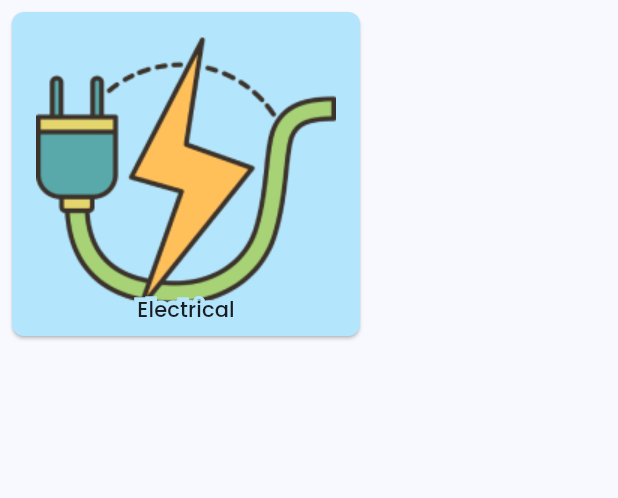
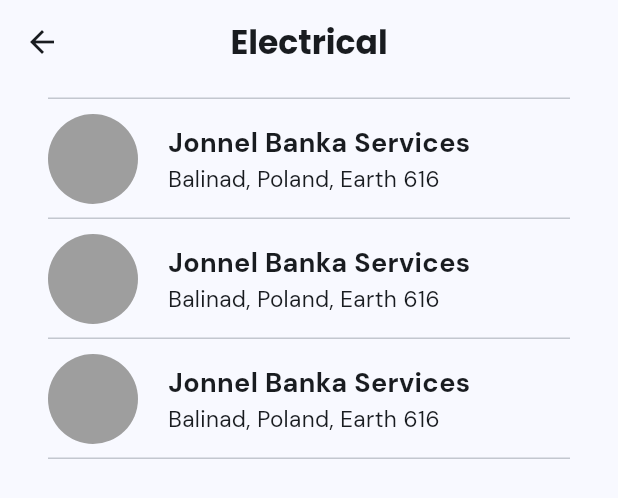
Before and after one commit to enbernaldez/athomeconvenience, a Flutter app: the CategoryButton widget shown alone on an empty page, opened directly, after a tap on "Electrical", on a phone screen of 412 x 824 dp. Shown: the top 498 px of the screen. Run offline on Flutter 3.47's test engine with Material 2 defaults, Android fonts, the phone set to English and light mode, and no system bars; drawn by our look-alikes of auto_size_text; our stand-ins replace cloud_firestore, convex_bottom_bar, country_picker, email_validator, firebase_auth, firebase_core and 7 more; accounts and stored records are empty.

Commit message:
notif_card, shop_card, message_card, conversation

```diff
--- /dev/null
+++ b/lib/shop_list_page.dart
@@ -0,0 +1,42 @@
+import 'package:athomeconvenience/widgets/shop_card.dart';
+import 'package:flutter/material.dart';
+
+class ShopListPage extends StatelessWidget {
+  final String category;
+  const ShopListPage({super.key, required this.category});
+
+  @override
+  Widget build(BuildContext context) {
+    return Scaffold(
+      appBar: AppBar(
+        title: Text(
+          category,
+          style: Theme.of(context).textTheme.titleLarge!,
+        ),
+        centerTitle: true,
+      ),
+      body: SafeArea(
+          child: SingleChildScrollView(
+        child: Padding(
+          padding: const EdgeInsets.symmetric(horizontal: 32),
+          child: Column(
+            children: [
+              const SizedBox(
+                height: 10,
+              ),
+              Divider(
+                height: 0,
+              ),
+              const SizedBox(
+                height: 10,
+              ),
+              ShopCard(),
+              ShopCard(),
+              ShopCard(),
+            ],
+          ),
+        ),
+      )),
+    );
+  }
+}
--- a/lib/widgets/category_button.dart
+++ b/lib/widgets/category_button.dart
@@ -1,3 +1,4 @@
+import 'package:athomeconvenience/shop_list_page.dart';
 import 'package:auto_size_text/auto_size_text.dart';
 import 'package:flutter/material.dart';
 
@@ -23,7 +24,11 @@ class _CategoryButtonState extends State<CategoryButton> {
       child: Padding(
         padding: const EdgeInsets.all(8.0),
         child: ElevatedButton(
-          onPressed: () {},
+          onPressed: () {
+            Navigator.of(context).push(MaterialPageRoute(
+                builder: (BuildContext context) =>
+                    ShopListPage(category: widget.category)));
+          },
           style: Theme.of(context).elevatedButtonTheme.style,
           child: Padding(
             padding: const EdgeInsets.symmetric(
--- /dev/null
+++ b/lib/widgets/shop_card.dart
@@ -0,0 +1,68 @@
+import 'package:athomeconvenience/shop_profile_page.dart';
+import 'package:flutter/material.dart';
+
+class ShopCard extends StatelessWidget {
+  const ShopCard({super.key});
+
+  @override
+  Widget build(BuildContext context) {
+    return Column(
+      children: [
+        GestureDetector(
+          onTap: () {
+            Navigator.of(context).push(
+              MaterialPageRoute(
+                builder: (BuildContext context) => ShopProfilePage(),
+              ),
+            );
+          },
+          child: Container(
+            child: Row(
+              children: [
+                // Image/Icon
+                Container(
+                  height: 60,
+                  width: 60,
+                  decoration: BoxDecoration(
+                      color: Colors.grey,
+                      borderRadius: BorderRadius.all(Radius.circular(100))),
+                ),
+                const SizedBox(
+                  width: 20,
+                ),
+
+                // Column
+                const Column(
+                  crossAxisAlignment: CrossAxisAlignment.start,
+                  children: [
+                    // SHOP NAME
+                    Text(
+                      "Jonnel Banka Services",
+                      style:
+                          TextStyle(fontSize: 18, fontWeight: FontWeight.bold),
+                    ),
+
+                    // Address
+                    Text(
+                      "Balinad, Poland, Earth 616",
+                      style: TextStyle(fontSize: 15),
+                    ),
+                  ],
+                )
+              ],
+            ),
+          ),
+        ),
+        const SizedBox(
+          height: 10,
+        ),
+        const Divider(
+          height: 0,
+        ),
+        const SizedBox(
+          height: 10,
+        )
+      ],
+    );
+  }
+}
```
Also changed, not shown: lib/shop_profile_page.dart (added, +13 -0 lines), lib/widgets/message/conversation.dart (added, +19 -0 lines), lib/widgets/message/message_card.dart (added, +69 -0 lines), lib/widgets/notif_card.dart (added, +65 -0 lines), 1 other file.
